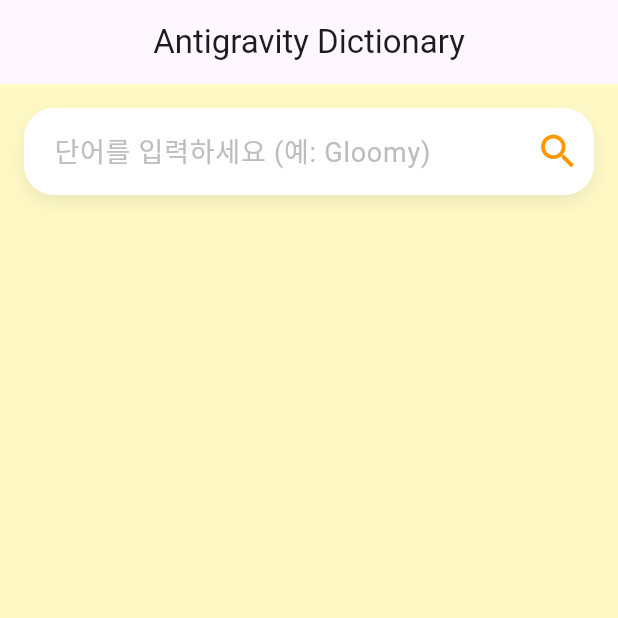
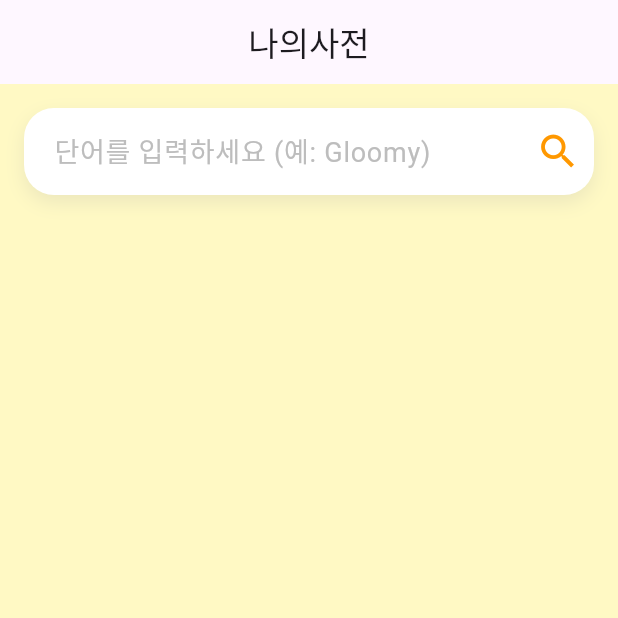
Before and after one commit to km0622park/dic_1217, a Flutter app: the screen it shows after launch, on a phone screen of 412 x 824 dp, the top half of it. Run offline on Flutter 3.47's test engine with Material 3 defaults, Android fonts, the light colour scheme and no system bars; our stand-ins replace flutter_tts; missing offline and left inert: translator.

Commit message:
Add files via upload

```diff
--- a/lib/main.dart
+++ b/lib/main.dart
@@ -13,7 +13,7 @@ class AntigravityApp extends StatelessWidget {
   @override
   Widget build(BuildContext context) {
     return MaterialApp(
-      title: 'Antigravity Dictionary',
+      title: '나의사전',
       theme: ThemeData(
         primarySwatch: Colors.amber, // Bright and friendly
         scaffoldBackgroundColor: const Color(0xFFFFF9C4), // Light yellow background
@@ -113,7 +113,7 @@ class _DictionaryHomeState extends State<DictionaryHome> {
   Widget build(BuildContext context) {
     return Scaffold(
       appBar: AppBar(
-        title: const Text('Antigravity Dictionary'),
+        title: const Text('나의사전'),
         centerTitle: true,
       ),
       body: Padding(
```
